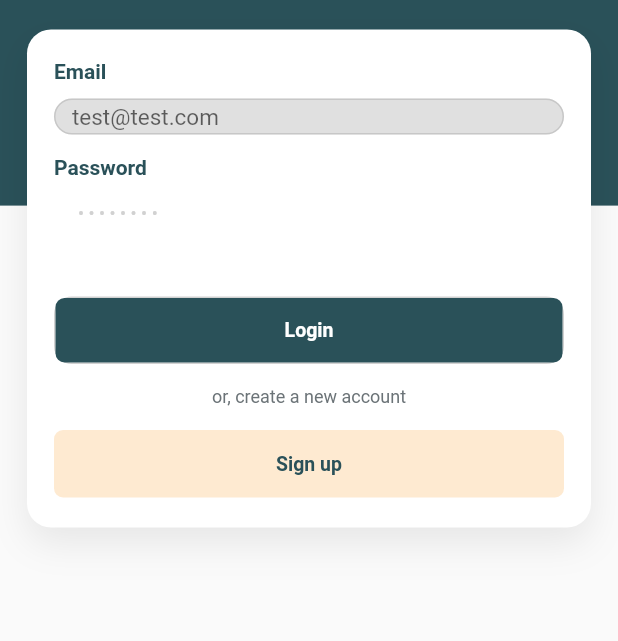
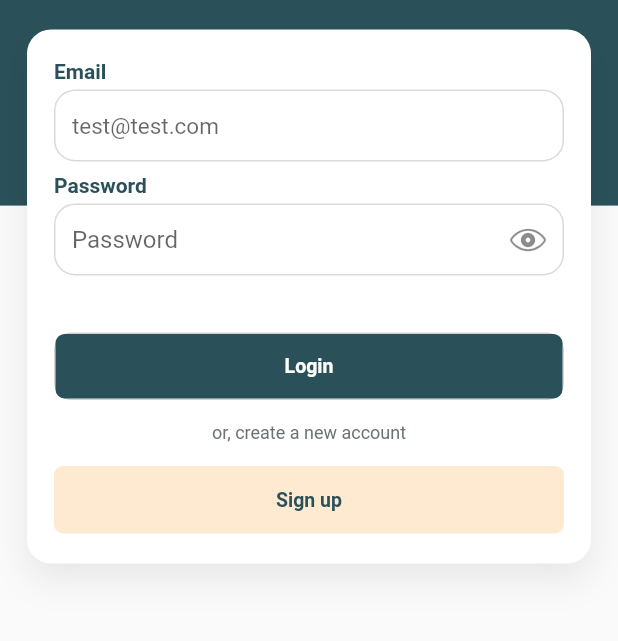
Before and after one commit to abdulrehman996/copytask-, a Flutter app: the screen it shows after launch, on a phone screen of 412 x 824 dp, the part 227-868 px from its top. Run offline on Flutter 3.47's test engine with Material 2 defaults, Android fonts, the phone set to English and light mode, and no system bars; our stand-ins replace cached_network_image, cloud_firestore, dropdown_search, extended_image, file_picker, firebase_auth and 7 more; accounts and stored records are empty.

Commit message:
login backend attach

```diff
--- a/lib/screens/auth/login_page.dart
+++ b/lib/screens/auth/login_page.dart
@@ -1,5 +1,8 @@
+import 'package:biz_link/database/auth_methods.dart';
 import 'package:biz_link/screens/auth/signup_page.dart';
 import 'package:biz_link/screens/home/main_screen.dart';
+import 'package:biz_link/widgets/custom_widgets/password_textformfield.dart';
+import 'package:firebase_auth/firebase_auth.dart';
 import 'package:flutter/material.dart';
 import 'package:sizer/sizer.dart';
 
@@ -18,6 +21,7 @@ class LoginPage extends StatefulWidget {
 class _LoginPageState extends State<LoginPage> {
   final TextEditingController _emailController = TextEditingController();
   final TextEditingController _passwordController = TextEditingController();
+  final GlobalKey<FormState> _key = GlobalKey<FormState>();
 
   @override
   Widget build(BuildContext context) {
@@ -85,6 +89,8 @@ class _LoginPageState extends State<LoginPage> {
                             )
                           ],
                         ),
+                        child: Form(
+                          key: _key,
                           child: Column(
                             crossAxisAlignment: CrossAxisAlignment.start,
                             mainAxisAlignment: MainAxisAlignment.start,
@@ -103,15 +109,12 @@ class _LoginPageState extends State<LoginPage> {
                                 child: Column(
                                   crossAxisAlignment: CrossAxisAlignment.end,
                                   children: [
-                                  SizedBox(
-                                    height: 36,
-                                    child: CustomTextFormField(
+                                    CustomTextFormField(
                                       controller: _emailController,
                                       hint: 'test@test.com',
                                       keyboardType: TextInputType.emailAddress,
                                       validator: (String? value) =>
                                           CustomValidator.email(value),
-                                    ),
                                     ),
                                   ],
                                 ),
@@ -130,19 +133,8 @@ class _LoginPageState extends State<LoginPage> {
                                 child: Column(
                                   crossAxisAlignment: CrossAxisAlignment.end,
                                   children: [
-                                  SizedBox(
-                                    height: 36,
-                                    child: TextField(
-                                      controller: _passwordController,
-                                      autofocus: false,
-                                      obscureText: true,
-                                      enableSuggestions: false,
-                                      autocorrect: false,
-                                      decoration: InputDecorations
-                                          .buildInputDecoration_1(
-                                              hintText: "• • • • • • • •"),
-                                    ),
-                                  ),
+                                    PasswordTextFormField(
+                                        controller: _passwordController),
                                   ],
                                 ),
                               ),
@@ -173,7 +165,16 @@ class _LoginPageState extends State<LoginPage> {
                                           fontSize: 13,
                                           fontWeight: FontWeight.w600),
                                     ),
-                                  onPressed: () {
+                                    onPressed: () async {
+                                      if (!_key.currentState!.validate()) {
+                                        return;
+                                      }
+                                      final User? user = await AuthMethods()
+                                          .loginWithEmailAndPassword(
+                                        _emailController.text,
+                                        _passwordController.text,
+                                      );
+                                      if (user == null) return;
                                       Navigator.push(context,
                                           MaterialPageRoute(builder: (context) {
                                         return const MaineScreen();
@@ -183,8 +184,8 @@ class _LoginPageState extends State<LoginPage> {
                                 ),
                               ),
                               Padding(
-                              padding:
-                                  const EdgeInsets.only(top: 15.0, bottom: 15),
+                                padding: const EdgeInsets.only(
+                                    top: 15.0, bottom: 15),
                                 child: Center(
                                     child: Text(
                                   'or, create a new account',
@@ -223,6 +224,7 @@ class _LoginPageState extends State<LoginPage> {
                           ),
                         ),
                       ),
+                    ),
                   ],
                 ),
               )
--- a/lib/widgets/custom_widgets/custom_textformfield.dart
+++ b/lib/widgets/custom_widgets/custom_textformfield.dart
@@ -60,13 +60,7 @@ class CustomTextFormFieldState extends State<CustomTextFormField> {
 
   @override
   Widget build(BuildContext context) {
-    return Container(
-      margin: const EdgeInsets.symmetric(vertical: 6),
-      decoration: BoxDecoration(
-        borderRadius: BorderRadius.circular(14),
-        color: widget.color ?? Colors.grey[300],
-      ),
-      child: TextFormField(
+    return TextFormField(
       initialValue: widget.initialValue,
       controller: widget._controller,
       readOnly: widget.readOnly,
@@ -86,8 +80,8 @@ class CustomTextFormFieldState extends State<CustomTextFormField> {
       cursorColor: Theme.of(context).colorScheme.secondary,
       decoration: InputDecoration(
         fillColor: widget.color ?? Colors.grey[300],
-          contentPadding: widget.contentPadding ??
-              const EdgeInsets.symmetric(horizontal: 12),
+        contentPadding:
+            widget.contentPadding ?? const EdgeInsets.symmetric(horizontal: 12),
         hintText: widget.hint,
         hintStyle: widget.hint!.length > 15
             ? const TextStyle(fontSize: 14)
@@ -109,7 +103,6 @@ class CustomTextFormFieldState extends State<CustomTextFormField> {
               borderRadius: BorderRadius.circular(14),
             ),
       ),
-      ),
     );
   }
 }
--- a/lib/widgets/custom_widgets/password_textformfield.dart
+++ b/lib/widgets/custom_widgets/password_textformfield.dart
@@ -6,11 +6,13 @@ class PasswordTextFormField extends StatefulWidget {
   const PasswordTextFormField({
     required TextEditingController controller,
     this.textInputAction = TextInputAction.done,
+    this.hint = 'Password',
     Key? key,
   })  : _controller = controller,
         super(key: key);
   final TextEditingController _controller;
   final TextInputAction? textInputAction;
+  final String hint;
   @override
   PasswordTextFormFieldState createState() => PasswordTextFormFieldState();
 }
@@ -32,13 +34,7 @@ class PasswordTextFormFieldState extends State<PasswordTextFormField> {
 
   @override
   Widget build(BuildContext context) {
-    return Container(
-      margin: const EdgeInsets.symmetric(vertical: 6),
-      decoration: BoxDecoration(
-        borderRadius: BorderRadius.circular(14),
-        color: Colors.grey[300],
-      ),
-      child: TextFormField(
+    return TextFormField(
       controller: widget._controller,
       obscureText: _notVisible,
       keyboardType: TextInputType.visiblePassword,
@@ -47,6 +43,7 @@ class PasswordTextFormFieldState extends State<PasswordTextFormField> {
       validator: (String? value) => CustomValidator.password(value),
       decoration: InputDecoration(
         contentPadding: const EdgeInsets.symmetric(horizontal: 12),
+        hintText: widget.hint,
         suffixIcon: IconButton(
           onPressed: () => setState(() {
             _notVisible = !_notVisible;
@@ -61,7 +58,6 @@ class PasswordTextFormFieldState extends State<PasswordTextFormField> {
           borderRadius: BorderRadius.circular(14),
         ),
       ),
-      ),
     );
   }
 }
```
Also changed, not shown: 1 other file. Lines whose indentation alone changed are shown as unchanged.
